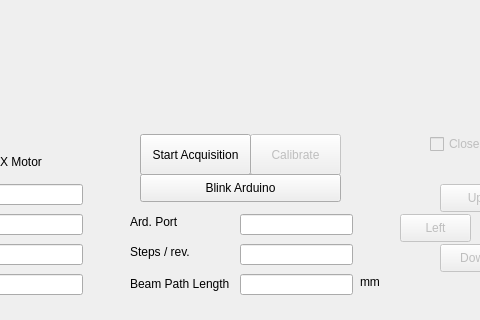
This is src/Arduino_Control.ui in vazirilab/PyBeamProfiler as Qt 5 draws it before an edit; both pictures show x 250 to 730 and y 416 to 736 of the 816 by 736 pixel window. The edited form follows.
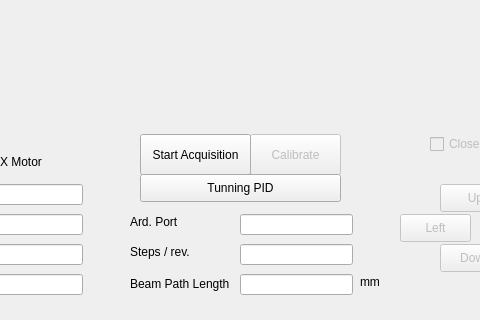
This is the edited form.

Patch:
```diff
--- a/src/Arduino_Control.ui
+++ b/src/Arduino_Control.ui
@@ -395,7 +395,7 @@
      </rect>
     </property>
     <property name="text">
-     <string>Blink Arduino</string>
+     <string>Tunning PID</string>
     </property>
    </widget>
    <widget class="QLabel" name="label_11">
```
Left out of the diff: 2 changed lines with no effect on the pictures.
